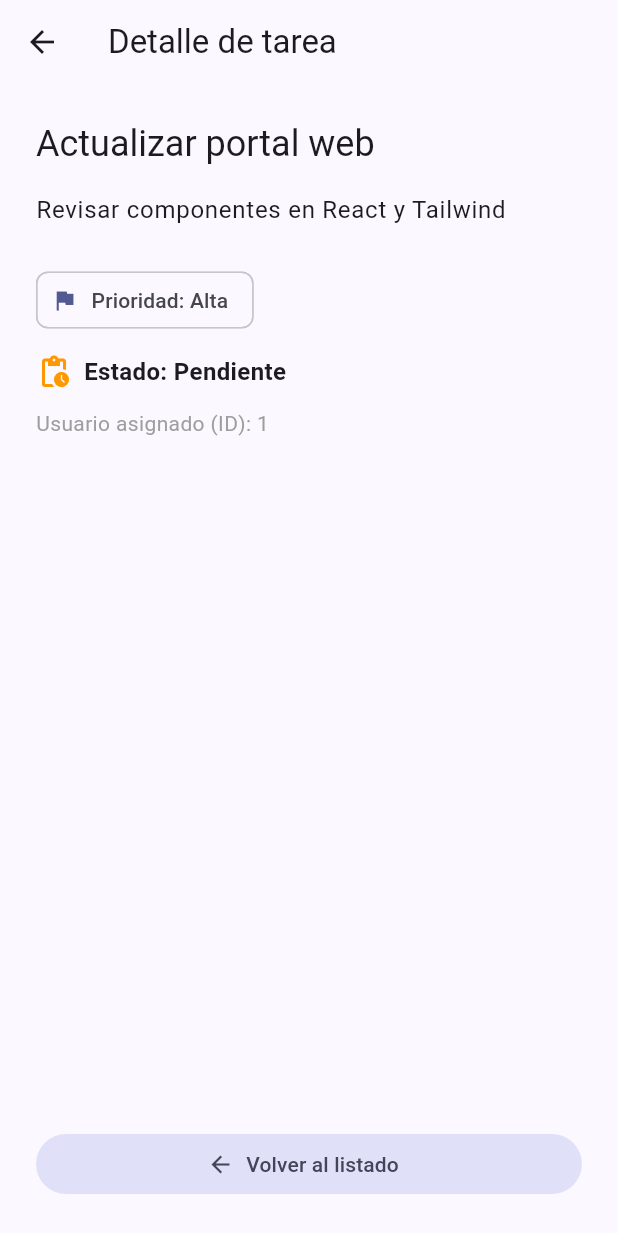
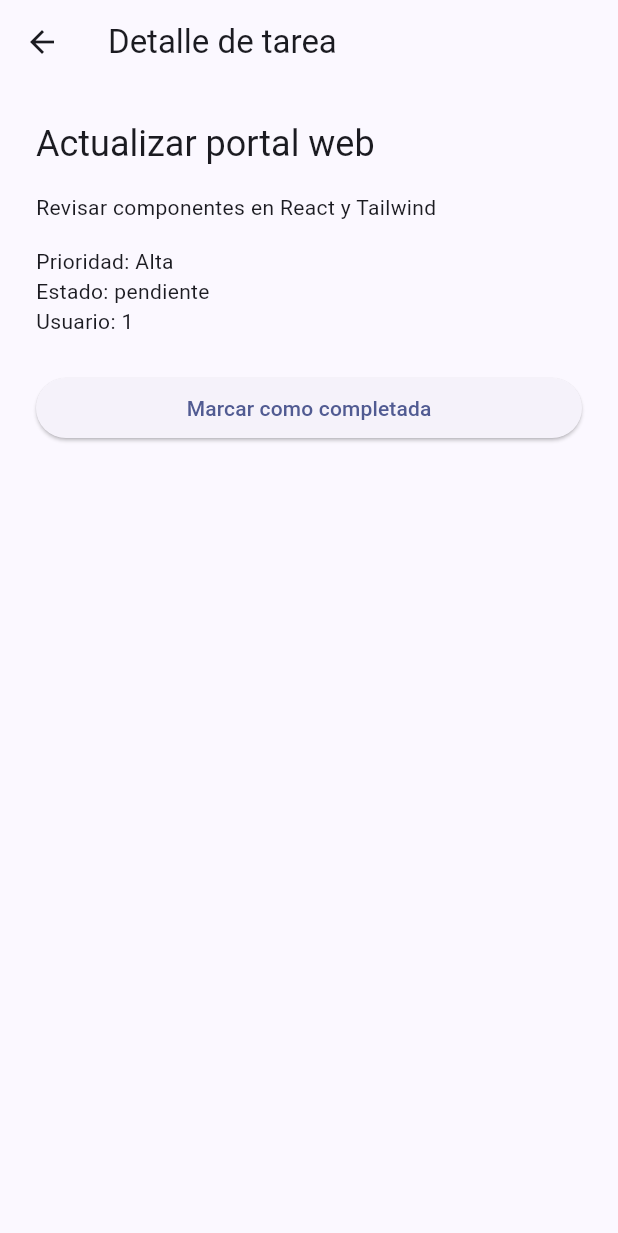
Before and after one commit to ItsSteven244/taskflow, a Flutter app: the screen it shows after launch, after a tap on "Actualizar portal web", on a phone screen of 412 x 824 dp. Shown: the top 1233 px of the screen. Run offline on Flutter 3.47's test engine with Material 3 defaults, Android fonts, the phone set to English and light mode, and no system bars; our stand-ins replace go_router.

Commit message:
refactor: Semana 3 Sesion 3: organizar tareas con MVVM y Provider

```diff
--- /dev/null
+++ b/lib/app/taskflow_app.dart
@@ -0,0 +1,33 @@
+import 'package:flutter/material.dart';
+import 'package:go_router/go_router.dart';
+
+import '../core/app_theme.dart';
+import '../features/tasks/presentation/task_detail_screen.dart';
+import '../features/tasks/presentation/task_list_screen.dart';
+
+final GoRouter appRouter = GoRouter(
+  routes: [
+    GoRoute(path: '/', builder: (context, state) => const TaskListScreen()),
+    GoRoute(
+      path: '/task/:id',
+      builder: (context, state) {
+        final id = int.tryParse(state.pathParameters['id'] ?? '');
+        return TaskDetailScreen(taskId: id);
+      },
+    ),
+  ],
+);
+
+class TaskFlowApp extends StatelessWidget {
+  const TaskFlowApp({super.key});
+
+  @override
+  Widget build(BuildContext context) {
+    return MaterialApp.router(
+      debugShowCheckedModeBanner: false,
+      title: 'TaskFlow',
+      theme: appTheme,
+      routerConfig: appRouter,
+    );
+  }
+}
--- /dev/null
+++ b/lib/core/app_theme.dart
@@ -0,0 +1,6 @@
+import 'package:flutter/material.dart';
+
+final ThemeData appTheme = ThemeData(
+  colorScheme: ColorScheme.fromSeed(seedColor: Colors.indigo),
+  useMaterial3: true,
+);
--- /dev/null
+++ b/lib/features/tasks/data/task_repository.dart
@@ -0,0 +1,6 @@
+import '../domain/task.dart';
+
+abstract class TaskRepository {
+  List<Task> getTasks();
+  void save(Task task);
+}
--- /dev/null
+++ b/lib/features/tasks/presentation/task_detail_screen.dart
@@ -0,0 +1,49 @@
+import 'package:flutter/material.dart';
+import 'package:provider/provider.dart';
+
+import 'tasks_view_model.dart';
+
+class TaskDetailScreen extends StatelessWidget {
+  const TaskDetailScreen({super.key, required this.taskId});
+
+  final int? taskId;
+
+  @override
+  Widget build(BuildContext context) {
+    final task = context.watch<TasksViewModel>().findTask(taskId);
+
+    return Scaffold(
+      appBar: AppBar(title: const Text('Detalle de tarea')),
+      body: task == null
+          ? const Center(child: Text('No se encontró esta tarea.'))
+          : ListView(
+              padding: const EdgeInsets.all(24),
+              children: [
+                Text(
+                  task.title,
+                  style: Theme.of(context).textTheme.headlineSmall,
+                ),
+                const SizedBox(height: 16),
+                Text(task.description),
+                const SizedBox(height: 16),
+                Text('Prioridad: ${task.priority}'),
+                Text(
+                  task.isCompleted ? 'Estado: completada' : 'Estado: pendiente',
+                ),
+                Text('Usuario: ${task.userId}'),
+                const SizedBox(height: 24),
+                ElevatedButton(
+                  onPressed: () {
+                    context.read<TasksViewModel>().toggleCompleted(task.id);
+                  },
+                  child: Text(
+                    task.isCompleted
+                        ? 'Marcar como pendiente'
+                        : 'Marcar como completada',
+                  ),
+                ),
+              ],
+            ),
+    );
+  }
+}
--- /dev/null
+++ b/lib/features/tasks/presentation/task_list_screen.dart
@@ -0,0 +1,39 @@
+import 'package:flutter/material.dart';
+import 'package:go_router/go_router.dart';
+import 'package:provider/provider.dart';
+
+import 'tasks_view_model.dart';
+
+class TaskListScreen extends StatelessWidget {
+  const TaskListScreen({super.key});
+
+  @override
+  Widget build(BuildContext context) {
+    final tasks = context.watch<TasksViewModel>().tasks;
+
+    return Scaffold(
+      appBar: AppBar(title: const Text('Mis tareas')),
+      body: ListView.builder(
+        padding: const EdgeInsets.all(16),
+        itemCount: tasks.length,
+        itemBuilder: (context, index) {
+          final task = tasks[index];
+          return Card(
+            child: ListTile(
+              leading: Icon(
+                task.isCompleted
+                    ? Icons.check_circle
+                    : Icons.radio_button_unchecked,
+                color: task.isCompleted ? Colors.green : null,
+              ),
+              title: Text(task.title),
+              subtitle: Text('Prioridad: ${task.priority}'),
+              trailing: const Icon(Icons.chevron_right),
+              onTap: () => context.push('/task/${task.id}'),
+            ),
+          );
+        },
+      ),
+    );
+  }
+}
--- /dev/null
+++ b/lib/features/tasks/presentation/tasks_view_model.dart
@@ -0,0 +1,32 @@
+import 'package:flutter/foundation.dart';
+
+import '../data/task_repository.dart';
+import '../domain/task.dart';
+
+class TasksViewModel extends ChangeNotifier {
+  TasksViewModel(TaskRepository repository)
+    : _repository = repository,
+      _tasks = repository.getTasks();
+
+  final TaskRepository _repository;
+  List<Task> _tasks;
+
+  List<Task> get tasks => List.unmodifiable(_tasks);
+
+  Task? findTask(int? id) {
+    if (id == null) return null;
+    for (final task in _tasks) {
+      if (task.id == id) return task;
+    }
+    return null;
+  }
+
+  void toggleCompleted(int id) {
+    final current = findTask(id);
+    if (current == null) return;
+
+    _repository.save(current.copyWith(isCompleted: !current.isCompleted));
+    _tasks = _repository.getTasks();
+    notifyListeners();
+  }
+}
--- a/lib/main.dart
+++ b/lib/main.dart
@@ -1,202 +1,18 @@
 import 'package:flutter/material.dart';
-import 'package:go_router/go_router.dart';
+import 'package:provider/provider.dart';
 
-import 'task.dart'; // Importar el modelo desde el nuevo archivo
+import 'app/taskflow_app.dart';
+import 'features/tasks/data/local_task_repository.dart';
+import 'features/tasks/data/task_repository.dart';
+import 'features/tasks/presentation/tasks_view_model.dart';
 
 void main() {
-  runApp(const TaskFlowApp());
+  final TaskRepository repository = LocalTaskRepository();
+
+  runApp(
+    ChangeNotifierProvider<TasksViewModel>(
+      create: (_) => TasksViewModel(repository),
+      child: const TaskFlowApp(),
+    ),
+  );
 }
-
-// 1. Tareas personalizadas con userId
-const demoTasks = <Task>[
-  Task(
-    id: 1,
-    title: 'Actualizar portal web',
-    description: 'Revisar componentes en React y Tailwind',
-    priority: 'Alta',
-    isCompleted: false,
-    userId: 1,
-  ),
-  Task(
-    id: 2,
-    title: 'Finalizar interfaz TaskFlow',
-    description: 'Implementar ListView.builder y TaskCard',
-    priority: 'Alta',
-    isCompleted: false,
-    userId: 1,
-  ),
-  Task(
-    id: 3,
-    title: 'Preparar clase de matemáticas',
-    description: 'Revisar fracciones y operaciones combinadas',
-    priority: 'Media',
-    isCompleted: false,
-    userId: 1,
-  ),
-  Task(
-    id: 4,
-    title: 'Mantenimiento de entorno',
-    description: 'Respaldar contenedores Docker en WSL2',
-    priority: 'Media',
-    isCompleted: true,
-    userId: 1,
-  ),
-  Task(
-    id: 5,
-    title: 'Revisar periféricos',
-    description: 'Comparar especificaciones de mouse gaming',
-    priority: 'Baja',
-    isCompleted: true,
-    userId: 1,
-  ),
-];
-
-// Función para buscar una tarea por ID
-Task? findTask(int? id) {
-  for (final task in demoTasks) {
-    if (task.id == id) return task;
-  }
-  return null;
-}
-
-// 2. Configuración de Rutas
-final appRouter = GoRouter(
-  routes: [
-    GoRoute(path: '/', builder: (context, state) => const TaskListScreen()),
-    GoRoute(
-      path: '/task/:id',
-      builder: (context, state) {
-        final id = int.tryParse(state.pathParameters['id'] ?? '');
-        return TaskDetailScreen(task: findTask(id));
-      },
-    ),
-  ],
-);
-
-class TaskFlowApp extends StatelessWidget {
-  const TaskFlowApp({super.key});
-
-  @override
-  Widget build(BuildContext context) {
-    return MaterialApp.router(
-      debugShowCheckedModeBanner: false,
-      title: 'TaskFlow',
-      theme: ThemeData(
-        colorScheme: ColorScheme.fromSeed(seedColor: Colors.indigo),
-        useMaterial3: true, // Mantener diseño actualizado
-      ),
-      routerConfig: appRouter,
-    );
-  }
-}
-
-// 3. Pantalla de Listado
-class TaskListScreen extends StatelessWidget {
-  const TaskListScreen({super.key});
-
-  @override
-  Widget build(BuildContext context) {
-    return Scaffold(
-      appBar: AppBar(title: const Text('Mis tareas')),
-      body: ListView.builder(
-        padding: const EdgeInsets.all(16),
-        itemCount: demoTasks.length,
-        itemBuilder: (context, index) {
-          final task = demoTasks[index];
-          return Card(
-            child: ListTile(
-              leading: Icon(
-                task.isCompleted
-                    ? Icons.check_circle
-                    : Icons.radio_button_unchecked,
-                color: task.isCompleted
-                    ? Colors.green
-                    : null, // Mantenemos el color
-              ),
-              title: Text(task.title),
-              subtitle: Text('Prioridad: ${task.priority}'),
-              trailing: const Icon(Icons.chevron_right),
-              onTap: () => context.push('/task/${task.id}'),
-            ),
-          );
-        },
-      ),
-    );
-  }
-}
-
-// 4. Pantalla de Detalle
-class TaskDetailScreen extends StatelessWidget {
-  const TaskDetailScreen({super.key, required this.task});
-
-  final Task? task;
-
-  @override
-  Widget build(BuildContext context) {
-    final selected = task;
-    return Scaffold(
-      appBar: AppBar(title: const Text('Detalle de tarea')),
-      body: Padding(
-        padding: const EdgeInsets.all(24),
-        child: selected == null
-            ? const Text('No se encontró esta tarea.')
-            : Column(
-                crossAxisAlignment: CrossAxisAlignment.start,
-                children: [
-                  Text(
-                    selected.title,
-                    style: Theme.of(context).textTheme.headlineSmall,
-                  ),
-                  const SizedBox(height: 16),
-                  Text(
-                    selected.description,
-                    style: Theme.of(context).textTheme.bodyLarge,
-                  ),
-                  const SizedBox(height: 24),
-                  Chip(
-                    label: Text('Prioridad: ${selected.priority}'),
-                    avatar: const Icon(Icons.flag, size: 18),
-                  ),
-                  const SizedBox(height: 12),
-                  Row(
-                    children: [
-                      Icon(
-                        selected.isCompleted
-                            ? Icons.check_circle
-                            : Icons.pending_actions,
-                        color: selected.isCompleted
-                            ? Colors.green
-                            : Colors.orange,
-                      ),
-                      const SizedBox(width: 8),
-                      Text(
-                        selected.isCompleted
-                            ? 'Estado: Completada'
-                            : 'Estado: Pendiente',
-                        style: const TextStyle(
-                          fontWeight: FontWeight.w600,
-                          fontSize: 16,
-                        ),
-                      ),
-                    ],
-                  ),
-                  const SizedBox(height: 12),
-                  Text(
-                    'Usuario asignado (ID): ${selected.userId}',
-                    style: const TextStyle(color: Colors.grey),
-                  ),
-                  const Spacer(),
-                  SizedBox(
-                    width: double.infinity,
-                    child: FilledButton.tonalIcon(
-                      onPressed: () => context.pop(),
-                      icon: const Icon(Icons.arrow_back),
-                      label: const Text('Volver al listado'),
-                    ),
-                  ),
-                ],
-              ),
-      ),
-    );
-  }
-}
--- a/pubspec.yaml
+++ b/pubspec.yaml
@@ -35,6 +35,7 @@ dependencies:
   # Use with the CupertinoIcons class for iOS style icons.
   cupertino_icons: ^1.0.8
   go_router: ^18.1.3
+  provider: ^6.1.5+1
 
 dev_dependencies:
   flutter_test:
```
Also changed, not shown: lib/features/tasks/data/local_task_repository.dart (added, +57 -0 lines), lib/features/tasks/domain/task.dart (renamed from lib/task.dart, +11 -0 lines), pubspec.lock, 1 other file.
